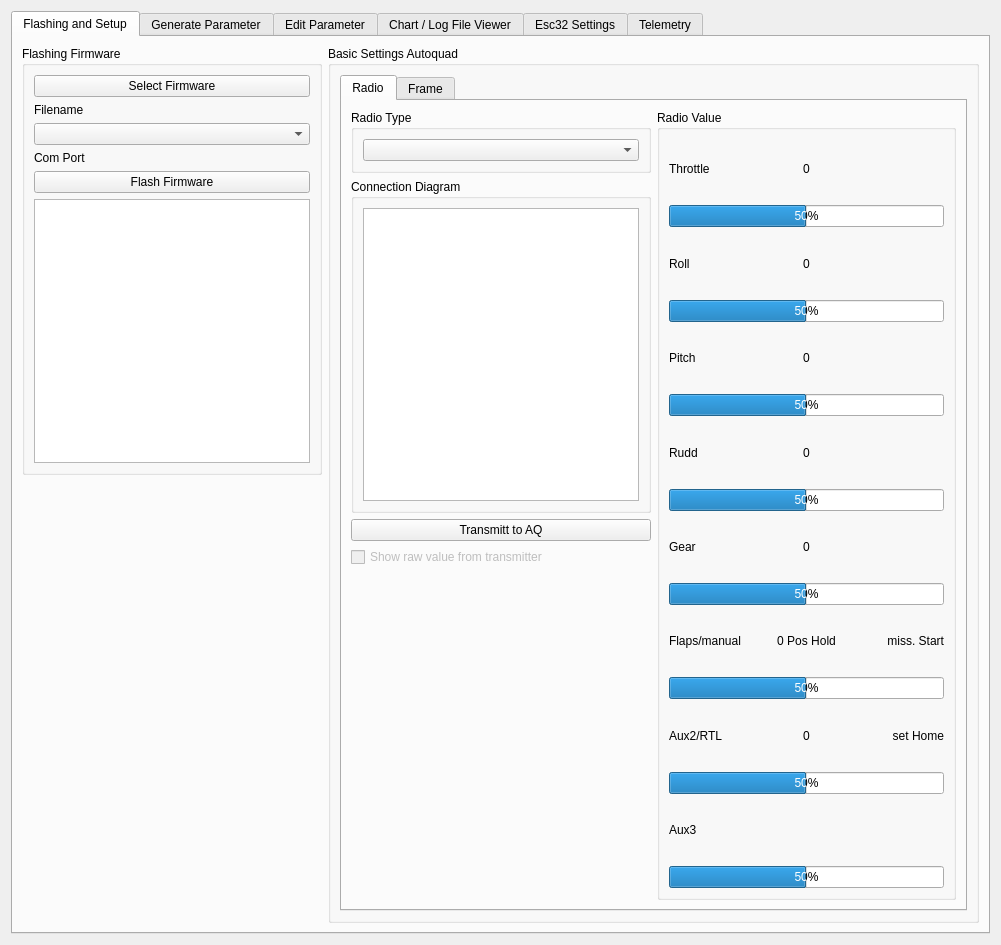
First picture: the form in src/ui/qgcautoquad.ui, repository mpaperno/qgroundcontrol_aq, before the edit.
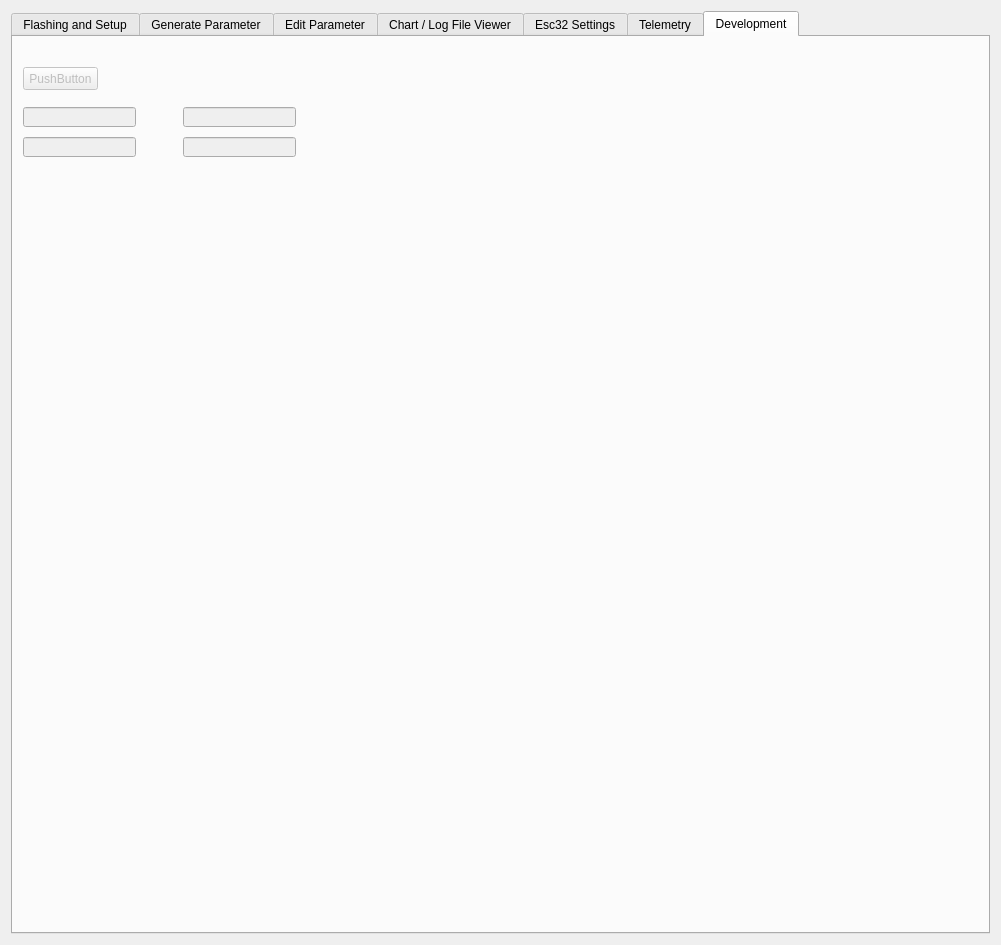
Second picture: the form after the edit. The open tabs and pages were chosen to show the change.

Diff of the .ui file:
```diff
--- a/src/ui/qgcautoquad.ui
+++ b/src/ui/qgcautoquad.ui
@@ -16,6 +16,9 @@
   <layout class="QGridLayout" name="gridLayout" columnstretch="0">
    <item row="0" column="0">
     <widget class="QTabWidget" name="tabWidget">
+     <property name="enabled">
+      <bool>true</bool>
+     </property>
      <property name="currentIndex">
       <number>0</number>
      </property>
@@ -6719,6 +6722,67 @@
        </item>
       </layout>
      </widget>
+     <widget class="QWidget" name="tab_dev">
+      <property name="enabled">
+       <bool>false</bool>
+      </property>
+      <attribute name="title">
+       <string>Development</string>
+      </attribute>
+      <widget class="QPushButton" name="pushButton_dev1">
+       <property name="geometry">
+        <rect>
+         <x>10</x>
+         <y>30</y>
+         <width>75</width>
+         <height>23</height>
+        </rect>
+       </property>
+       <property name="text">
+        <string>PushButton</string>
+       </property>
+      </widget>
+      <widget class="QLineEdit" name="lineEdit_13">
+       <property name="geometry">
+        <rect>
+         <x>10</x>
+         <y>70</y>
+         <width>113</width>
+         <height>20</height>
+        </rect>
+       </property>
+      </widget>
+      <widget class="QLineEdit" name="lineEdit_14">
+       <property name="geometry">
+        <rect>
+         <x>170</x>
+         <y>70</y>
+         <width>113</width>
+         <height>20</height>
+        </rect>
+       </property>
+      </widget>
+      <widget class="QLineEdit" name="lineEdit_15">
+       <property name="geometry">
+        <rect>
+         <x>170</x>
+         <y>100</y>
+         <width>113</width>
+         <height>20</height>
+        </rect>
+       </property>
+      </widget>
+      <widget class="QLineEdit" name="lineEdit_16">
+       <property name="geometry">
+        <rect>
+         <x>10</x>
+         <y>100</y>
+         <width>113</width>
+         <height>20</height>
+        </rect>
+       </property>
+      </widget>
+     </widget>
     </widget>
    </item>
   </layout>
```
